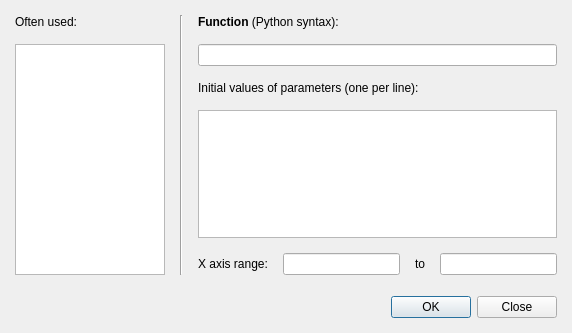
mlz-ictrl/nicos, file nicos/clients/gui/panels/fit_arby.ui: the form before one commit.
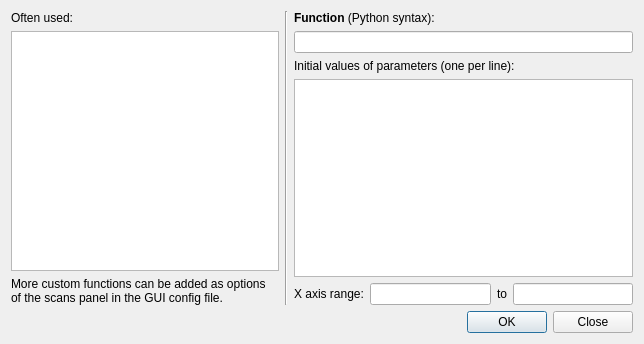
The form after the commit.

Commit message: fitting: allow adding additional "Arbitrary" functions through guiconfig

```diff
--- a/nicos/clients/gui/panels/fit_arby.ui
+++ b/nicos/clients/gui/panels/fit_arby.ui
@@ -6,8 +6,8 @@
    <rect>
     <x>0</x>
     <y>0</y>
-    <width>572</width>
-    <height>333</height>
+    <width>644</width>
+    <height>344</height>
    </rect>
   </property>
   <property name="windowTitle">
@@ -16,9 +16,6 @@
   <layout class="QVBoxLayout" name="verticalLayout">
    <item>
     <layout class="QGridLayout" name="gridLayout">
-     <property name="bottomMargin">
-      <number>6</number>
-     </property>
      <item row="1" column="2" colspan="4">
       <widget class="QLabel" name="label">
        <property name="text">
@@ -85,6 +82,16 @@
          </property>
         </widget>
        </item>
+       <item>
+        <widget class="QLabel" name="label_6">
+         <property name="text">
+          <string>More custom functions can be added as options of the scans panel in the GUI config file.</string>
+         </property>
+         <property name="wordWrap">
+          <bool>true</bool>
+         </property>
+        </widget>
+       </item>
       </layout>
      </item>
      <item row="1" column="1" rowspan="5">
@@ -108,7 +115,6 @@
    </item>
   </layout>
  </widget>
- <layoutdefault spacing="15" margin="15"/>
  <tabstops>
   <tabstop>fitparams</tabstop>
   <tabstop>xfrom</tabstop>
```
Left out of the diff: 91 changed lines with no effect on the pictures. The commit also changes 2 other files.
